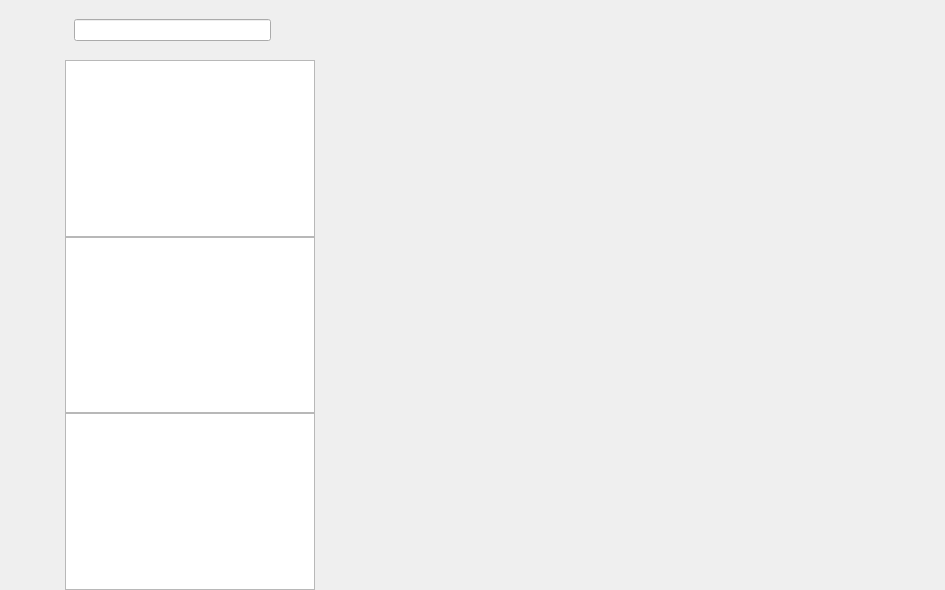
This is ui/chat_ui.ui in shouyangchen/OlineTalk as Qt 5 draws it before an edit. The edited form follows.
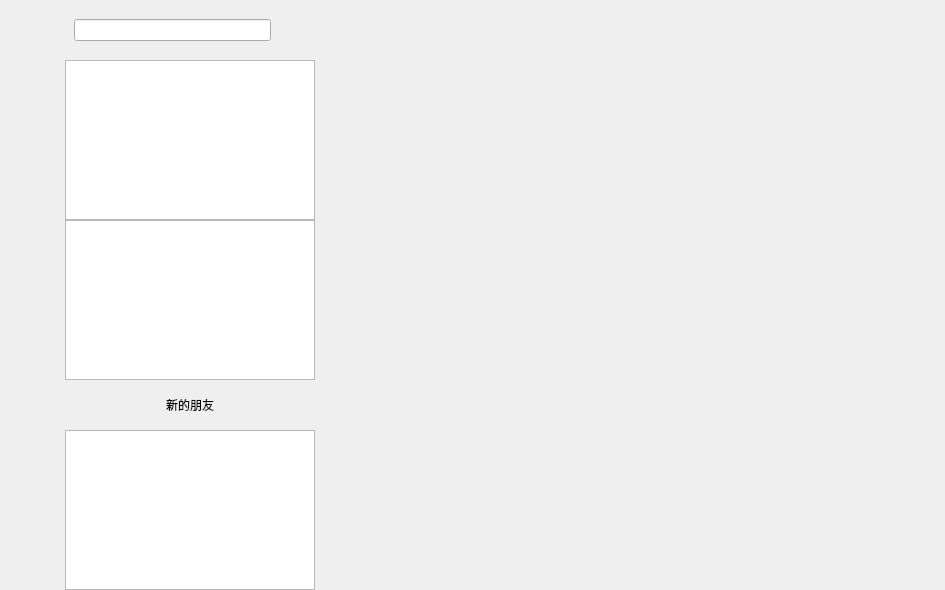
This is the edited form. Icons and pictures are not drawn. Custom widgets are drawn as their Qt base class.

Commit message: 实现新的朋友功能模块

Patch:
```diff
--- a/ui/chat_ui.ui
+++ b/ui/chat_ui.ui
@@ -265,7 +265,41 @@
        <widget class="RecentChatUsersList" name="chat_user_list"/>
       </item>
       <item>
-       <widget class="QListWidget" name="connect_user_list"/>
+       <widget class="ClickedFrame" name="new_friends_frame">
+        <property name="sizePolicy">
+         <sizepolicy hsizetype="Preferred" vsizetype="Fixed">
+          <horstretch>0</horstretch>
+          <verstretch>0</verstretch>
+         </sizepolicy>
+        </property>
+        <property name="minimumSize">
+         <size>
+          <width>0</width>
+          <height>50</height>
+         </size>
+        </property>
+        <property name="maximumSize">
+         <size>
+          <width>16777215</width>
+          <height>50</height>
+         </size>
+        </property>
+        <layout class="QHBoxLayout" name="horizontalLayout_3">
+         <item>
+          <widget class="QLabel" name="label">
+           <property name="text">
+            <string>新的朋友</string>
+           </property>
+           <property name="alignment">
+            <set>Qt::AlignmentFlag::AlignCenter</set>
+           </property>
+          </widget>
+         </item>
+        </layout>
+       </widget>
+      </item>
+      <item>
+       <widget class="ConnectUserListView" name="connect_user_list"/>
       </item>
      </layout>
     </widget>
@@ -321,6 +355,23 @@
    <extends>QListView</extends>
    <header location="global">RecentChatUsersList.h</header>
   </customwidget>
+  <customwidget>
+   <class>ConnectUserListView</class>
+   <extends>QListView</extends>
+   <header location="global">ConnectUserListView.h</header>
+  </customwidget>
+  <customwidget>
+   <class>ClickedFrame</class>
+   <extends>QFrame</extends>
+   <header location="global">ClickedFrame.h</header>
+   <container>1</container>
+  </customwidget>
+  <customwidget>
+   <class>NewAddFriendApplicationWidget</class>
+   <extends>QWidget</extends>
+   <header location="global">NewAddFriendApplicationWidget.h</header>
+   <container>1</container>
+  </customwidget>
  </customwidgets>
  <resources>
   <include location="../resources/res.qrc"/>
```
Left out of the diff: 6 changed lines with no effect on the pictures. The commit also changes 40 other files.
